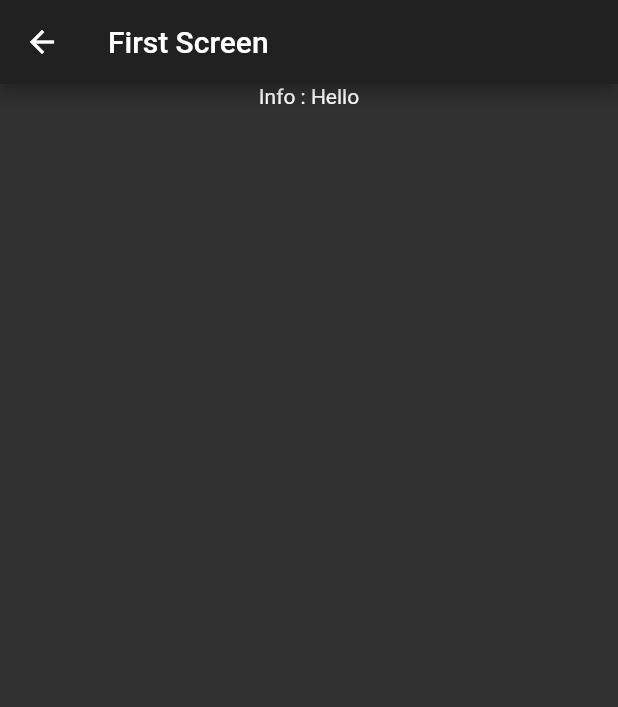
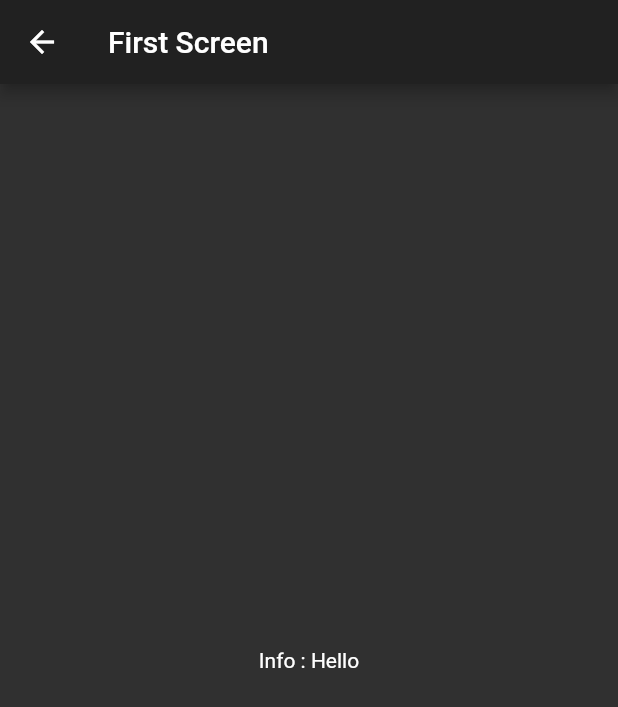
Before and after one commit to boradparas/auto_route_tutorial, a Flutter app: the screen it shows after launch, after a tap on "First Screen", on a phone screen of 412 x 824 dp. Shown: the top 707 px of the screen. Run offline on Flutter 3.47's test engine with Material 2 defaults, Android fonts, the phone set to English and light mode, and no system bars; our stand-ins replace auto_route.

Commit message:
Auto Route Tutorial

```diff
--- a/lib/screens/first_screen.dart
+++ b/lib/screens/first_screen.dart
@@ -18,6 +18,7 @@ class FirstScreen extends StatelessWidget {
         body: SafeArea(
           child: Center(
             child: Column(
+              mainAxisAlignment: MainAxisAlignment.center,
               children: [
                 Text("Info : " + info),
               ],
--- a/lib/screens/home_screen.dart
+++ b/lib/screens/home_screen.dart
@@ -57,7 +57,10 @@ class HomeScreen extends StatelessWidget {
   _navigateToSecondScreen() {
     ExtendedNavigator.root.push(
       Routes.secondScreen,
-      arguments: SecondScreenArguments(info: "ABC", num: 111),
+      arguments: SecondScreenArguments(
+        info: "ABC",
+        num: 111,
+      ),
     );
   }
 
--- a/lib/screens/second_screen.dart
+++ b/lib/screens/second_screen.dart
@@ -20,6 +20,7 @@ class SecondScreen extends StatelessWidget {
         body: SafeArea(
           child: Center(
             child: Column(
+              mainAxisAlignment: MainAxisAlignment.center,
               children: [
                 Text("Info : $info"),
                 Text("Num : $num"),
```
